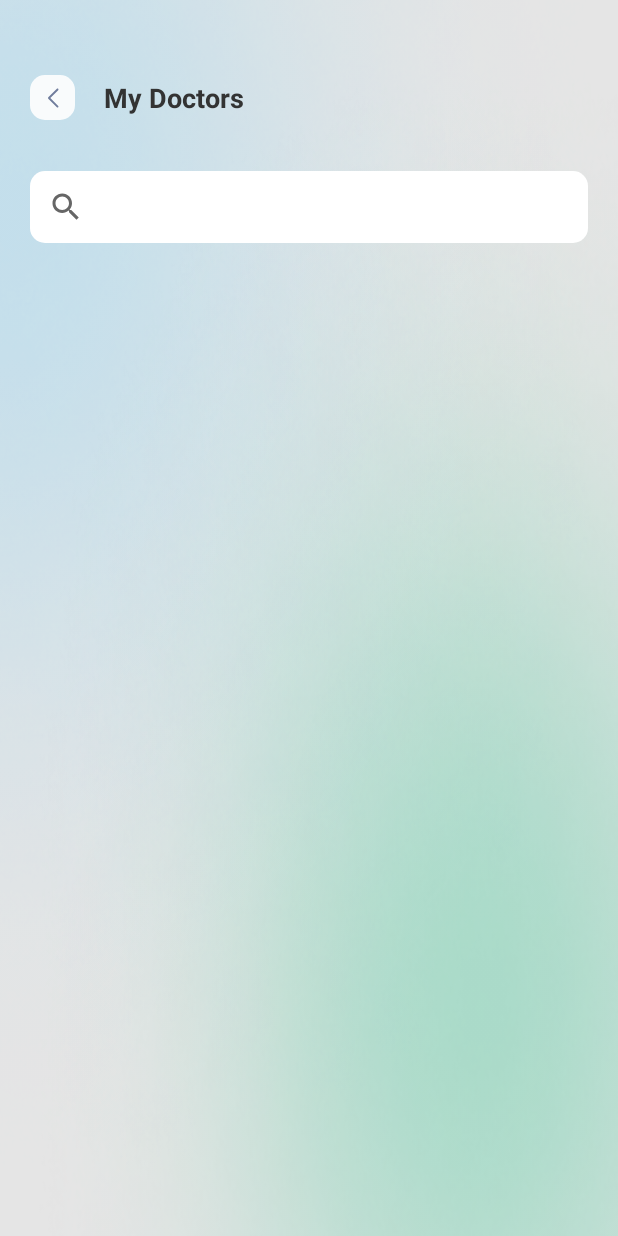
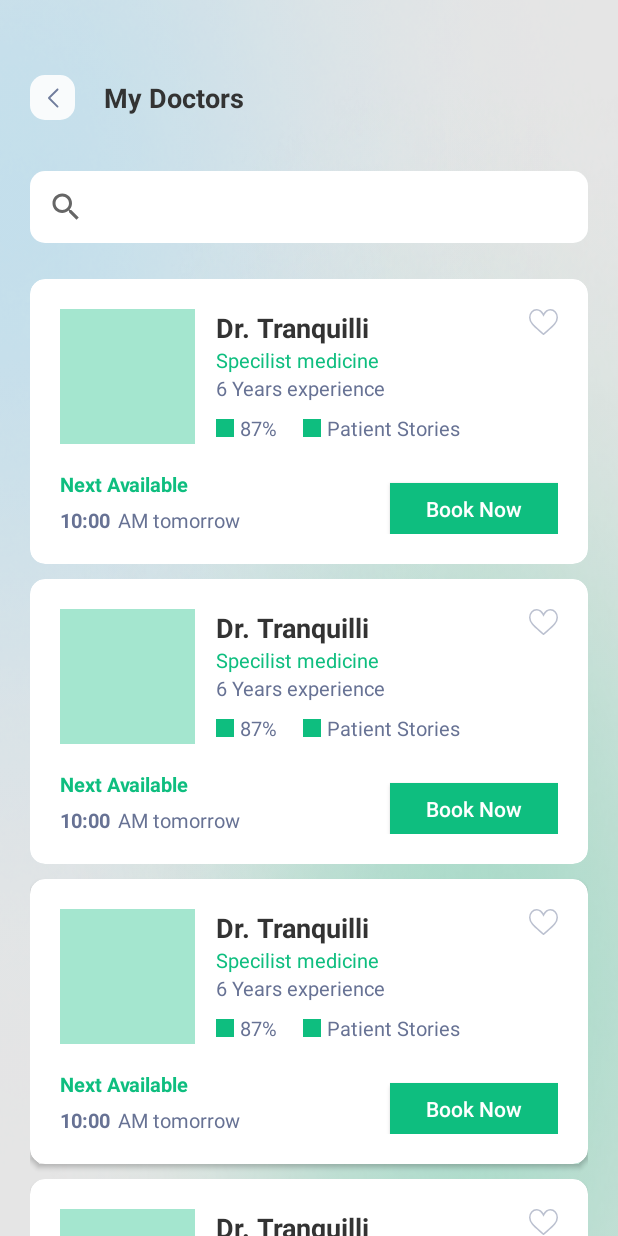
Before and after one commit to CelsoMatiazi/DH_MedicalSchedule, an Android app: the layout activity_search_my_doctor.xml on its own in the app's theme, with its tools: preview values and no code run, on a phone screen of 412 x 824 dp. Run offline under Robolectric (Android 15) with nearby library versions, the phone set to English and light mode, and no system bars.

Commit message:
implementando recyclerView doctors

```diff
--- a/app/src/main/java/com/matiazicelso/medicalschedule/data/model/DoctorResponse.kt
+++ b/app/src/main/java/com/matiazicelso/medicalschedule/data/model/DoctorResponse.kt
@@ -1,11 +1,11 @@
 package com.matiazicelso.medicalschedule.data.model
 
-data class DoctorResponse(val results: List<DoctorItem>)
+data class DoctorResponse(val doctors: List<DoctorItem>)
 
 data class DoctorItem(
     val name: String,
     val photo: String,
-    val specialization: ProfileRegistered,
+    val specialization: String,
     val classification: Double,
     val views: Int
 )
--- a/app/src/main/java/com/matiazicelso/medicalschedule/data/netWork/DoctorApi.kt
+++ b/app/src/main/java/com/matiazicelso/medicalschedule/data/netWork/DoctorApi.kt
@@ -1,5 +1,4 @@
 package com.matiazicelso.medicalschedule.data.netWork
-
 import com.matiazicelso.medicalschedule.data.factory.GsonFactory
 import com.matiazicelso.medicalschedule.data.factory.OkHttpClientFactory
 import com.matiazicelso.medicalschedule.data.factory.RetrofitFactoryDoctor
@@ -12,6 +11,7 @@ interface DoctorApi {
 
     @GET("doctor")
     suspend fun getDoctor(
+        @Header("Content-Type") content: String = "application/json",
         @Header("Authorization") authorization: String,
     ): DoctorResponse
 
--- a/app/src/main/java/com/matiazicelso/medicalschedule/data/repository/DoctorRepository.kt
+++ b/app/src/main/java/com/matiazicelso/medicalschedule/data/repository/DoctorRepository.kt
@@ -10,7 +10,7 @@ import kotlinx.coroutines.flow.flowOn
 class DoctorRepository(private val api: DoctorApi = DoctorApi.instance) {
 
     fun fetchDoctor(token : String) : Flow<DoctorResponse> = flow {
-        emit(api.getDoctor(token))
+        emit(api.getDoctor("application/json", token))
     }.flowOn(Dispatchers.IO)
 
 
--- a/app/src/main/res/layout/activity_search_my_doctor.xml
+++ b/app/src/main/res/layout/activity_search_my_doctor.xml
@@ -63,16 +63,18 @@
     />
 
 
-<!--    <androidx.recyclerview.widget.RecyclerView-->
-<!--        android:layout_width="0dp"-->
-<!--        android:layout_height="wrap_content"-->
-<!--        app:layout_constraintTop_toBottomOf="@id/search_searchView"-->
-<!--        app:layout_constraintStart_toEndOf="@id/start_guideLine"-->
-<!--        app:layout_constraintEnd_toEndOf="@id/end_guideLine"-->
-<!--        android:layout_marginTop="24dp"-->
-<!--        tools:itemCount="10"-->
-<!--        tools:listitem="@layout/doctor_card_layout"-->
-<!--    />-->
+    <androidx.recyclerview.widget.RecyclerView
+        android:id="@+id/search_recycler"
+        android:layout_width="0dp"
+        android:layout_height="0dp"
+        app:layout_constraintTop_toBottomOf="@id/search_searchView"
+        app:layout_constraintStart_toEndOf="@id/start_guideLine"
+        app:layout_constraintEnd_toEndOf="@id/end_guideLine"
+        app:layout_constraintBottom_toBottomOf="parent"
+        android:layout_marginTop="24dp"
+        tools:itemCount="10"
+        tools:listitem="@layout/doctor_card_layout"
+    />
 
 
     <androidx.constraintlayout.widget.Guideline
--- a/app/src/main/res/layout/doctor_card_layout.xml
+++ b/app/src/main/res/layout/doctor_card_layout.xml
@@ -22,6 +22,7 @@
             android:background="@color/green_transp"
             app:layout_constraintTop_toTopOf="parent"
             app:layout_constraintStart_toStartOf="parent"
+            android:scaleType="centerCrop"
         />
 
 
@@ -118,7 +119,7 @@
             app:layout_constraintTop_toBottomOf="@id/doctor_card_image"
             app:layout_constraintStart_toStartOf="@id/doctor_card_image"
             android:layout_marginTop="17dp"
-            tools:text="Next Available"
+            android:text="Next Available"
             style="@style/Subtitle_green"
             android:textStyle="bold"
         />
@@ -130,7 +131,7 @@
             android:layout_height="wrap_content"
             app:layout_constraintTop_toBottomOf="@id/card_doctor_available"
             app:layout_constraintStart_toStartOf="@id/card_doctor_available"
-            tools:text="10:00"
+            android:text="10:00"
             style="@style/Subtitle_green"
             android:textStyle="bold"
             android:textColor="@color/dark_grey"
@@ -144,7 +145,7 @@
             android:layout_height="wrap_content"
             app:layout_constraintTop_toBottomOf="@id/card_doctor_available"
             app:layout_constraintStart_toEndOf="@id/card_doctor_hour"
-            tools:text="AM tomorrow"
+            android:text="AM tomorrow"
             style="@style/Subtitle_green"
             android:textColor="@color/dark_grey"
             android:layout_marginTop="5dp"
```
Also changed, not shown: app/src/main/java/com/matiazicelso/medicalschedule/ui/search_doctor/SearchDoctorAdapter.kt (added, +48 -0 lines), app/src/main/java/com/matiazicelso/medicalschedule/ui/search_doctor/SearchMyDoctorActivity.kt (+8 -5 lines).
